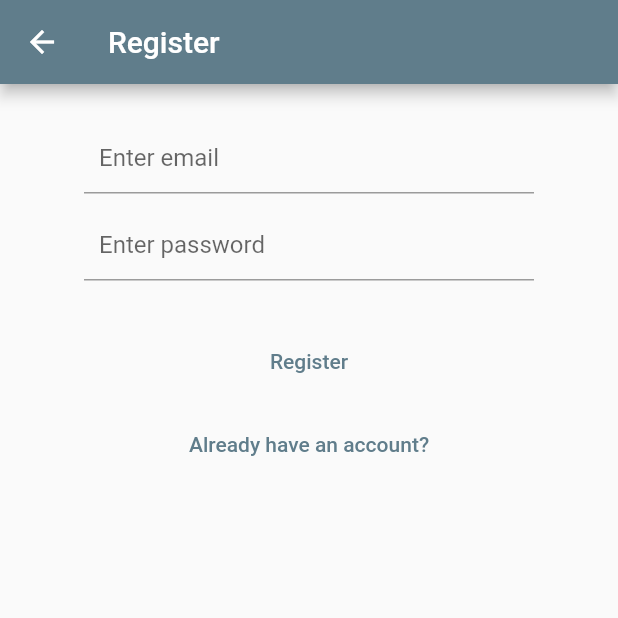
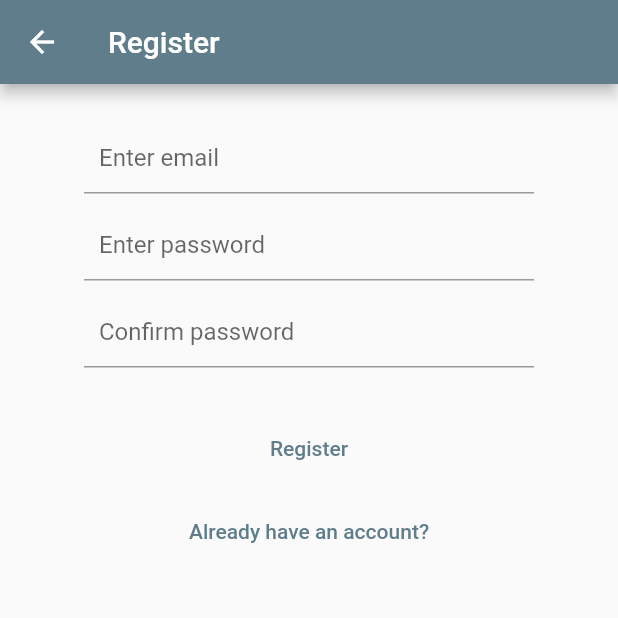
Before and after one commit to dcustovic/Todoify, a Flutter app: the RegisterView screen opened by its route, on a phone screen of 412 x 824 dp, the top half of it. Run offline on Flutter 3.47's test engine with Material 2 defaults, Android fonts, the phone set to English and light mode, and no system bars; our stand-ins replace firebase_auth, firebase_core, flutter_spinkit; accounts and stored records are empty; generated files the repository leaves out were written again.

Commit message:
checking is password confirmed on registration

```diff
--- a/lib/views/registration_view.dart
+++ b/lib/views/registration_view.dart
@@ -15,11 +15,14 @@ class RegisterView extends StatefulWidget {
 class _RegisterViewState extends State<RegisterView> {
   late final TextEditingController _email;
   late final TextEditingController _password;
+  late final TextEditingController _confirmPassword;
 
   @override
   void initState() {
     _email = TextEditingController();
     _password = TextEditingController();
+    _confirmPassword = TextEditingController();
+    ;
     super.initState();
   }
 
@@ -27,6 +30,7 @@ class _RegisterViewState extends State<RegisterView> {
   void dispose() {
     _email.dispose();
     _password.dispose();
+    _confirmPassword.dispose();
     super.dispose();
   }
 
@@ -65,6 +69,19 @@ class _RegisterViewState extends State<RegisterView> {
                 ),
               ),
               const SizedBox(
+                height: 10,
+              ),
+              TextField(
+                controller: _confirmPassword,
+                obscureText: true,
+                autocorrect: false,
+                enableSuggestions: false,
+                decoration: const InputDecoration(
+                  hintText: "Confirm password",
+                  contentPadding: EdgeInsets.fromLTRB(10, 5, 10, 5),
+                ),
+              ),
+              const SizedBox(
                 height: 30,
               ),
               TextButton(
@@ -72,15 +89,27 @@ class _RegisterViewState extends State<RegisterView> {
                   final email = _email.text;
                   final password = _password.text;
 
+                  bool isPasswordConfirmed() {
+                    if (_password.text.trim() == _confirmPassword.text.trim()) {
+                      return true;
+                    } else {
+                      return false;
+                    }
+                  }
+
                   try {
-                    await FirebaseAuth.instance.createUserWithEmailAndPassword(
-                        email: email, password: password);
+                    if (isPasswordConfirmed()) {
+                      await FirebaseAuth.instance
+                          .createUserWithEmailAndPassword(
+                              email: email, password: password);
+                      final currentUser = FirebaseAuth.instance.currentUser;
+                      currentUser?.sendEmailVerification();
 
-                    final currentUser = FirebaseAuth.instance.currentUser;
-                    currentUser?.sendEmailVerification();
-
-                    if (!mounted) return;
-                    Navigator.of(context).pushNamed(verifyEmailRoute);
+                      if (!mounted) return;
+                      Navigator.of(context).pushNamed(verifyEmailRoute);
+                    } else {
+                      showErrorMessage(context, 'Password does not match.');
+                    }
                   } on FirebaseAuthException catch (e) {
                     if (e.code == 'weak-password') {
                       await showErrorMessage(context, 'Wrong password.');
```
